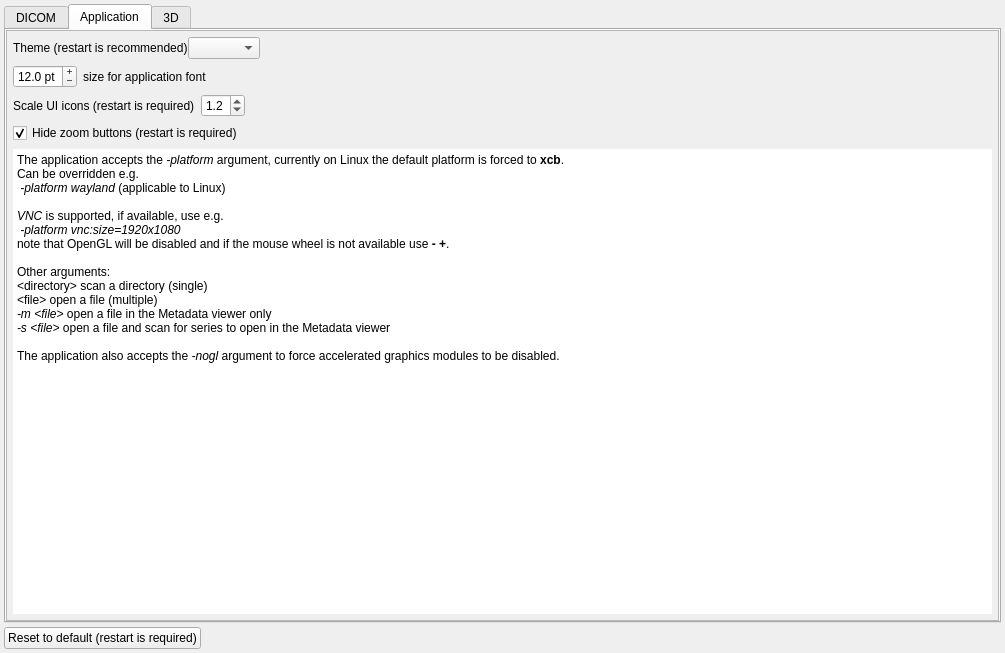
The window that GUI/settingswidget.ui (AlizaMedicalImaging/AlizaMS) describes before a commit, drawn with Qt 5.
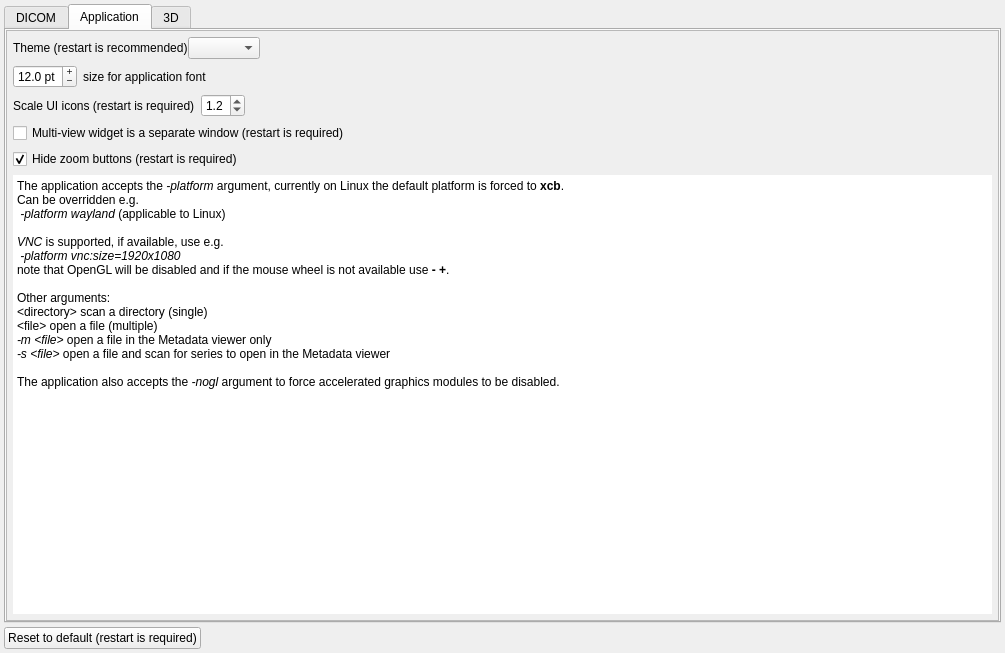
The same window after the commit. The open tabs and pages were chosen to show the change.

Commit message:
Use the Multi-view as a tab, make separate window optional
User request. S. Setting, default will be 'tab'

```diff
--- a/GUI/settingswidget.ui
+++ b/GUI/settingswidget.ui
@@ -784,6 +784,22 @@
              </item>
             </layout>
            </item>
+           <item>
+            <widget class="QCheckBox" name="mvsep_checkBox">
+             <property name="sizePolicy">
+              <sizepolicy hsizetype="Expanding" vsizetype="Fixed">
+               <horstretch>0</horstretch>
+               <verstretch>0</verstretch>
+              </sizepolicy>
+             </property>
+             <property name="toolTip">
+              <string>Multi-view widget is a separate window, show as a tab otherwise.</string>
+             </property>
+             <property name="text">
+              <string>Multi-view widget is a separate window (restart is required)</string>
+             </property>
+            </widget>
+           </item>
            <item>
             <widget class="QCheckBox" name="hidezoom_checkBox">
              <property name="sizePolicy">
```
Left out of the diff: 1 changed line with no effect on the pictures. The commit also changes 7 other files.
